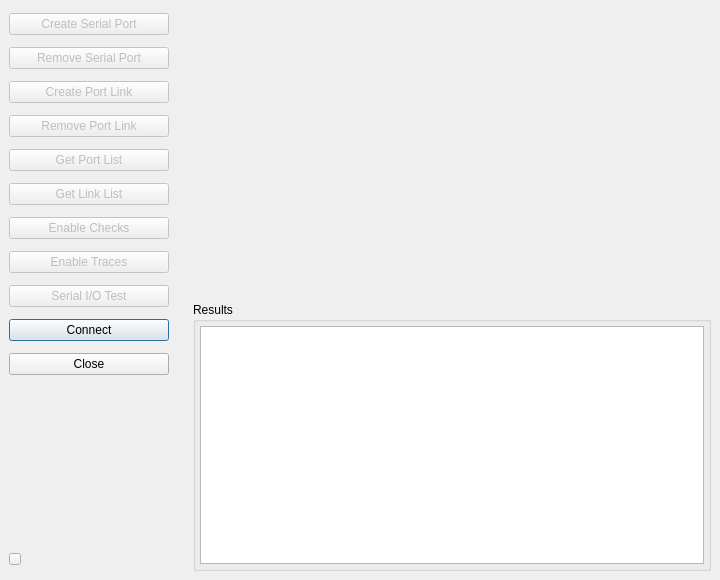
Above: VSPClientUI/ui/vscmainwindow.ui from britus/VSPDriver before the change. Below: the same form after it.
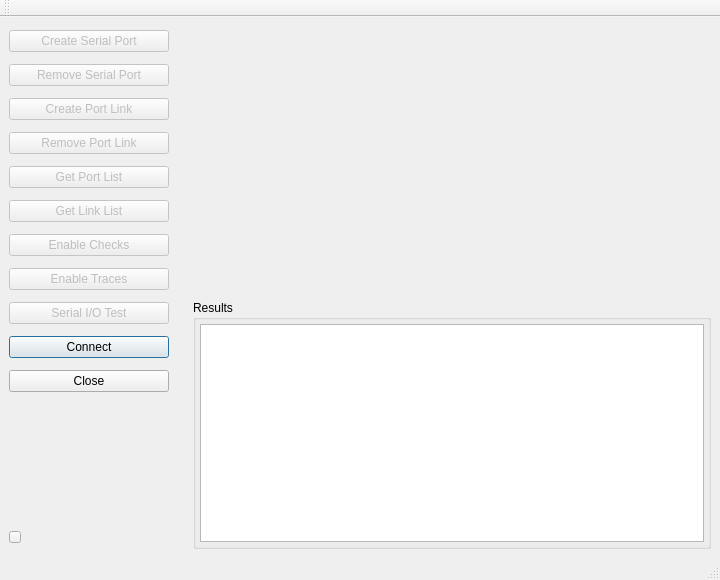
That is the form after the change. Icons and pictures are not drawn. Custom widgets are drawn as their Qt base class.

Patch:
```diff
--- a/VSPClientUI/ui/vscmainwindow.ui
+++ b/VSPClientUI/ui/vscmainwindow.ui
@@ -503,6 +503,18 @@
     </rect>
    </property>
   </widget>
+  <widget class="QToolBar" name="toolBar">
+   <property name="windowTitle">
+    <string>toolBar</string>
+   </property>
+   <attribute name="toolBarArea">
+    <enum>TopToolBarArea</enum>
+   </attribute>
+   <attribute name="toolBarBreak">
+    <bool>false</bool>
+   </attribute>
+  </widget>
+  <widget class="QStatusBar" name="statusBar"/>
  </widget>
  <customwidgets>
   <customwidget>
```
Left out of the diff: 24 changed lines with no effect on the pictures.
